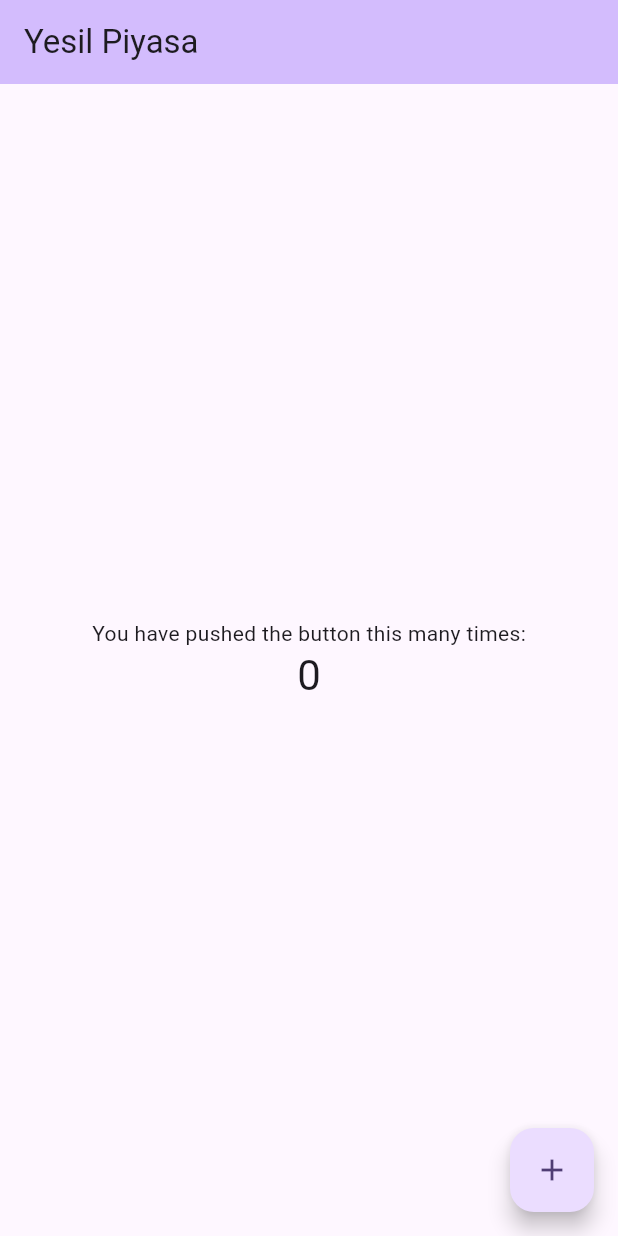
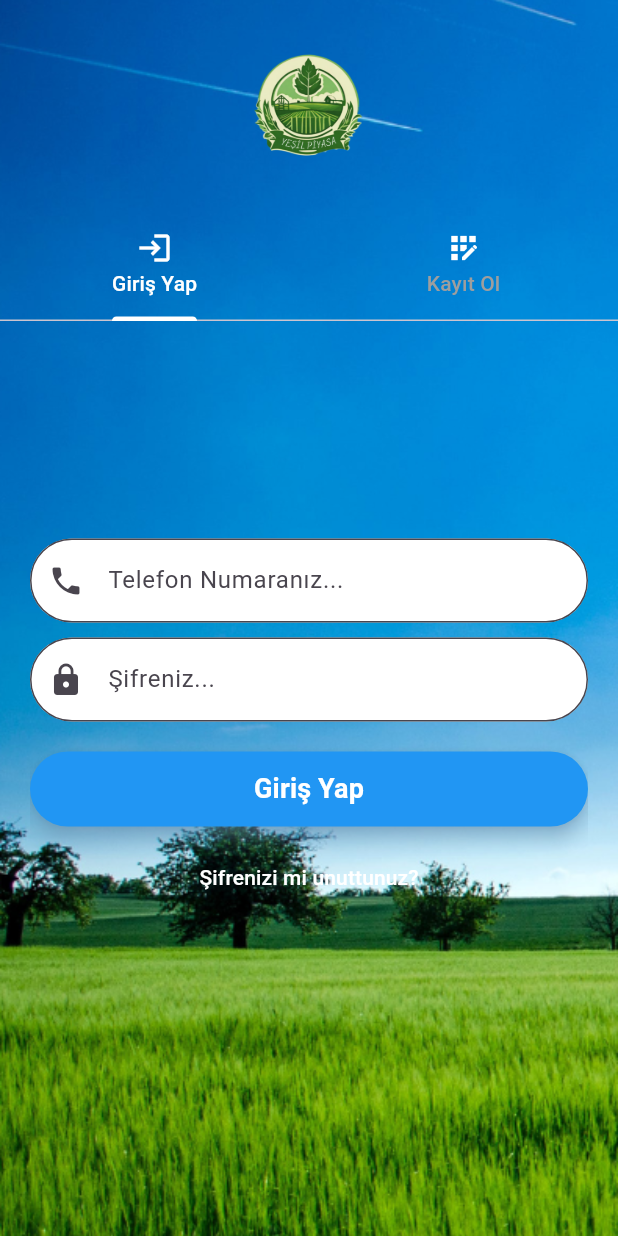
Before and after one commit to emincelebi/yesil_piyasa_tubitak2209a, a Flutter app: the screen it shows after launch, on a phone screen of 412 x 824 dp. Run offline on Flutter 3.47's test engine with Material 3 defaults, Android fonts, the phone set to English and light mode, and no system bars.

Commit message:
projenin giris kısımları yapıldı

```diff
--- /dev/null
+++ b/lib/core/components/widgets/welcome_button.dart
@@ -0,0 +1,50 @@
+import 'package:flutter/material.dart';
+
+// ignore: must_be_immutable
+class WelcomeButton extends StatelessWidget {
+  final String text; // Butonun üzerinde yazacak metin
+  final VoidCallback onPressed; // Butona basıldığında çalışacak fonksiyon
+  double width; // Buton genişliği
+  double height; // Buton yüksekliği
+  double circular; // Yuvarlatılmış kenarlıklar
+  double fontSize; // Font büyüklüğü
+
+  WelcomeButton({
+    super.key,
+    required this.text,
+    required this.onPressed,
+    this.width = double.infinity,
+    this.height = 50,
+    this.circular = 30,
+    this.fontSize = 18,
+  });
+
+  @override
+  Widget build(BuildContext context) {
+    return SizedBox(
+      width: width,
+      height: height,
+      child: ElevatedButton(
+        style: ElevatedButton.styleFrom(
+          backgroundColor: Colors.blue, // Arkaplan rengi
+          foregroundColor: Colors.white, // Yazı rengi
+          shape: RoundedRectangleBorder(
+            borderRadius:
+                BorderRadius.circular(circular), // Yuvarlatılmış kenarlar
+          ),
+          elevation: 5, // Butona hafif gölge
+          shadowColor: Colors.blue[200], // Gölge rengi
+          padding: const EdgeInsets.symmetric(vertical: 12), // Dikey padding
+        ),
+        onPressed: onPressed,
+        child: Text(
+          text,
+          style: TextStyle(
+            fontSize: fontSize, // Daha büyük ve okunaklı metin
+            fontWeight: FontWeight.bold, // Kalın yazı
+          ),
+        ),
+      ),
+    );
+  }
+}
--- /dev/null
+++ b/lib/core/components/widgets/welcome_textfield.dart
@@ -0,0 +1,49 @@
+import 'package:flutter/material.dart';
+
+class WelcomeTextField extends StatelessWidget {
+  final String hintText; // İpucu metni
+  final IconData icon; // İlgili ikon
+  final bool obscureText; // Şifre alanı olup olmadığını belirtir
+  final TextInputType keyboardType; // Klavye tipi
+  final Color? fillColor; // Arka plan rengi
+  final Color? borderColor; // Kenar rengi
+  final Color? textColor; // Yazı rengi
+  final double borderRadius; // Kenar yuvarlama oranı
+  final String? Function(String?)? validator; // Doğrulama işlevi
+  final TextEditingController? controller; // Metin düzenleyici kontrolü
+
+  const WelcomeTextField({
+    super.key,
+    required this.hintText,
+    required this.icon,
+    this.obscureText = false, // Varsayılan olarak şifre alanı değil
+    this.keyboardType = TextInputType.text, // Varsayılan klavye tipi
+    this.fillColor = Colors.white, // Varsayılan arka plan rengi
+    this.borderColor = Colors.grey, // Varsayılan kenar rengi
+    this.textColor = Colors.black, // Varsayılan yazı rengi
+    this.borderRadius = 30.0, // Varsayılan kenar yuvarlama oranı
+    this.validator, // Doğrulama işlevi
+    this.controller, // Metin düzenleyici kontrolü
+  });
+
+  @override
+  Widget build(BuildContext context) {
+    return TextFormField(
+      controller: controller,
+      obscureText: obscureText, // Şifre alanıysa gizli yazı
+      keyboardType: keyboardType, // Klavye tipi
+      validator: validator, // Doğrulama işlevi
+      decoration: InputDecoration(
+        hintText: hintText,
+        prefixIcon: Icon(icon), // İlgili ikon
+        border: OutlineInputBorder(
+          borderRadius: BorderRadius.circular(borderRadius), // Oval kenarlar
+          borderSide: BorderSide(color: borderColor!), // Kenar rengi
+        ),
+        filled: true,
+        fillColor: fillColor, // Arka plan rengi
+      ),
+      style: TextStyle(color: textColor), // Yazı rengi
+    );
+  }
+}
--- a/lib/main.dart
+++ b/lib/main.dart
@@ -1,4 +1,5 @@
 import 'package:flutter/material.dart';
+import 'package:yesil_piyasa/views/welcome_view.dart';
 
 void main() {
   runApp(const MyApp());
@@ -11,59 +12,12 @@ class MyApp extends StatelessWidget {
   Widget build(BuildContext context) {
     return MaterialApp(
       title: 'Yesil',
+      debugShowCheckedModeBanner: false,
       theme: ThemeData(
         colorScheme: ColorScheme.fromSeed(seedColor: Colors.deepPurple),
         useMaterial3: true,
       ),
-      home: const MyHomePage(title: 'Yesil Piyasa'),
+      home: WelcomeView(),
     );
   }
 }
-
-class MyHomePage extends StatefulWidget {
-  const MyHomePage({super.key, required this.title});
-
-  final String title;
-
-  @override
-  State<MyHomePage> createState() => _MyHomePageState();
-}
-
-class _MyHomePageState extends State<MyHomePage> {
-  int _counter = 0;
-
-  void _incrementCounter() {
-    setState(() {
-      _counter++;
-    });
-  }
-
-  @override
-  Widget build(BuildContext context) {
-    return Scaffold(
-      appBar: AppBar(
-        backgroundColor: Theme.of(context).colorScheme.inversePrimary,
-        title: Text(widget.title),
-      ),
-      body: Center(
-        child: Column(
-          mainAxisAlignment: MainAxisAlignment.center,
-          children: <Widget>[
-            const Text(
-              'You have pushed the button this many times:',
-            ),
-            Text(
-              '$_counter',
-              style: Theme.of(context).textTheme.headlineMedium,
-            ),
-          ],
-        ),
-      ),
-      floatingActionButton: FloatingActionButton(
-        onPressed: _incrementCounter,
-        tooltip: 'Increment',
-        child: const Icon(Icons.add),
-      ),
-    );
-  }
-}
--- /dev/null
+++ b/lib/views/welcome_view.dart
@@ -0,0 +1,234 @@
+import 'package:flutter/material.dart';
+import 'package:yesil_piyasa/core/components/widgets/welcome_button.dart';
+import 'package:yesil_piyasa/core/components/widgets/welcome_textfield.dart';
+
+enum LoginState { initialize, login, signup }
+
+class WelcomeView extends StatefulWidget {
+  const WelcomeView({super.key});
+
+  @override
+  State<WelcomeView> createState() => _WelcomeViewState();
+}
+
+class _WelcomeViewState extends State<WelcomeView>
+    with SingleTickerProviderStateMixin {
+  late TabController _tabController;
+  final _formKeyLogin = GlobalKey<FormState>();
+  final _formKeySignup = GlobalKey<FormState>();
+
+  @override
+  void initState() {
+    super.initState();
+    _tabController = TabController(length: 2, vsync: this);
+  }
+
+  @override
+  void dispose() {
+    _tabController.dispose();
+    super.dispose();
+  }
+
+  @override
+  Widget build(BuildContext context) {
+    final double width = MediaQuery.of(context).size.width;
+    final double height = MediaQuery.of(context).size.height;
+    return SafeArea(
+      child: Scaffold(
+        resizeToAvoidBottomInset: true,
+        body: SingleChildScrollView(
+          child: Stack(
+            children: [
+              SizedBox(
+                width: width,
+                height: height,
+                child: Image.asset(
+                  'assets/images/background.png',
+                  fit: BoxFit.cover,
+                ),
+              ),
+              Column(
+                children: [
+                  Padding(
+                    padding: const EdgeInsets.symmetric(vertical: 20.0),
+                    child: Image.asset(
+                      'assets/images/logo.png',
+                      height: 100,
+                    ),
+                  ),
+                  TabBar(
+                    controller: _tabController,
+                    tabs: const [
+                      Tab(
+                        text: "Giriş Yap",
+                        icon: Icon(Icons.login, color: Colors.white),
+                      ),
+                      Tab(
+                        text: "Kayıt Ol",
+                        icon: Icon(Icons.app_registration, color: Colors.white),
+                      ),
+                    ],
+                    labelColor: Colors.white,
+                    unselectedLabelColor: Colors.grey,
+                    indicatorColor: Colors.white,
+                  ),
+                  const SizedBox(height: 20),
+                  Padding(
+                    padding: const EdgeInsets.symmetric(horizontal: 20.0),
+                    child: SizedBox(
+                      height: 500,
+                      child: TabBarView(
+                        controller: _tabController,
+                        children: [
+                          showLogin(),
+                          showSignup(),
+                        ],
+                      ),
+                    ),
+                  ),
+                ],
+              ),
+            ],
+          ),
+        ),
+      ),
+    );
+  }
+
+  Widget showLogin() {
+    return Form(
+      key: _formKeyLogin,
+      child: Padding(
+        padding: const EdgeInsets.symmetric(vertical: 40.0),
+        child: Column(
+          mainAxisAlignment: MainAxisAlignment.center,
+          children: [
+            WelcomeTextField(
+              hintText: 'Telefon Numaranız...',
+              icon: Icons.phone,
+              keyboardType: TextInputType.phone,
+              validator: (value) {
+                if (value == null || value.isEmpty) {
+                  return 'Lütfen telefon numaranızı girin';
+                }
+                return null;
+              },
+            ),
+            const SizedBox(height: 10),
+            WelcomeTextField(
+              hintText: 'Şifreniz...',
+              icon: Icons.lock,
+              obscureText: true,
+              validator: (value) {
+                if (value == null || value.length < 6) {
+                  return 'Şifreniz en az 6 karakter olmalıdır';
+                }
+                return null;
+              },
+            ),
+            const SizedBox(height: 20),
+            WelcomeButton(
+              text: 'Giriş Yap',
+              onPressed: () {
+                if (_formKeyLogin.currentState?.validate() ?? false) {
+                  // Giriş işlemi
+                }
+              },
+            ),
+            const SizedBox(height: 10),
+            TextButton(
+              onPressed: () {
+                // Şifrenizi mi unuttunuz işlemi
+              },
+              child: const Text(
+                'Şifrenizi mi unuttunuz?',
+                style: TextStyle(color: Colors.white),
+              ),
+            ),
+          ],
+        ),
+      ),
+    );
+  }
+
+  Widget showSignup() {
+    return SingleChildScrollView(
+      // Burayı ekliyoruz
+      child: Form(
+        key: _formKeySignup,
+        child: Padding(
+          padding: const EdgeInsets.symmetric(vertical: 40.0),
+          child: Column(
+            mainAxisAlignment: MainAxisAlignment.center,
+            children: [
+              WelcomeTextField(
+                hintText: 'Adınız...',
+                icon: Icons.person,
+                validator: (value) {
+                  if (value == null || value.isEmpty) {
+                    return 'Lütfen adınızı girin';
+                  }
+                  return null;
+                },
+              ),
+              const SizedBox(height: 10),
+              WelcomeTextField(
+                hintText: 'Soyadınız...',
+                icon: Icons.person_outline,
+                validator: (value) {
+                  if (value == null || value.isEmpty) {
+                    return 'Lütfen soyadınızı girin';
+                  }
+                  return null;
+                },
+              ),
+              const SizedBox(height: 10),
+              WelcomeTextField(
+                hintText: 'Telefon Numaranız...',
+                icon: Icons.phone,
+                validator: (value) {
+                  if (value == null || value.isEmpty) {
+                    return 'Lütfen telefon numaranızı girin';
+                  }
+                  return null;
+                },
+              ),
+              const SizedBox(height: 10),
+              WelcomeTextField(
+                hintText: 'Şifreniz...',
+                icon: Icons.lock,
+                obscureText: true,
+                validator: (value) {
+                  if (value == null || value.length < 6) {
+                    return 'Şifreniz en az 6 karakter olmalıdır';
+                  }
+                  return null;
+                },
+              ),
+              const SizedBox(height: 10),
+              WelcomeTextField(
+                hintText: 'Konumunuz...',
+                icon: Icons.location_on,
+                validator: (value) {
+                  if (value == null || value.isEmpty) {
+                    return 'Lütfen konumunuzu girin';
+                  }
+                  return null;
+                },
+              ),
+              const SizedBox(height: 20),
+              WelcomeButton(
+                text: 'Kayıt Ol',
+                onPressed: () {
+                  if (_formKeySignup.currentState?.validate() ?? false) {
+                    // Kayıt işlemi
+                  }
+                },
+              ),
+            ],
+          ),
+        ),
+      ),
+    );
+  }
+}
--- a/pubspec.yaml
+++ b/pubspec.yaml
@@ -59,9 +59,8 @@ flutter:
   uses-material-design: true
 
   # To add assets to your application, add an assets section, like this:
-  # assets:
-  #   - images/a_dot_burr.jpeg
-  #   - images/a_dot_ham.jpeg
+  assets:
+    - assets/images/
 
   # An image asset can refer to one or more resolution-specific "variants", see
   # https://flutter.dev/to/resolution-aware-images
```
Also changed, not shown: lib/views/login_view.dart (added, +33 -0 lines), assets/images/background.png (added), assets/images/logo.png (added).
